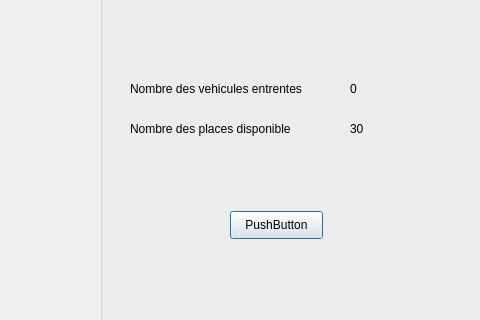
The window that Gestion_Commande/parking.ui (AymenMzoughi/SmartHomeDeliveryCompany) describes before a commit, drawn with Qt 5; both pictures show x 0 to 480 and y 99 to 419 of the 750 by 574 pixel window.
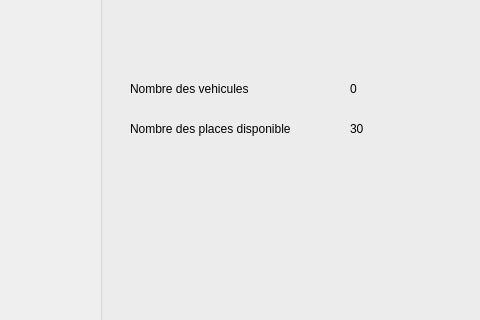
The same window after the commit.

```diff
--- a/Gestion_Commande/parking.ui
+++ b/Gestion_Commande/parking.ui
@@ -35,7 +35,7 @@
      </rect>
     </property>
     <property name="text">
-     <string>Nombre des vehicules entrentes</string>
+     <string>Nombre des vehicules</string>
     </property>
    </widget>
    <widget class="QLabel" name="le_ve">
@@ -90,19 +90,6 @@
      <string>30</string>
     </property>
    </widget>
-   <widget class="QPushButton" name="pushButton">
-    <property name="geometry">
-     <rect>
-      <x>130</x>
-      <y>260</y>
-      <width>93</width>
-      <height>28</height>
-     </rect>
-    </property>
-    <property name="text">
-     <string>PushButton</string>
-    </property>
-   </widget>
   </widget>
  </widget>
  <resources/>
```
